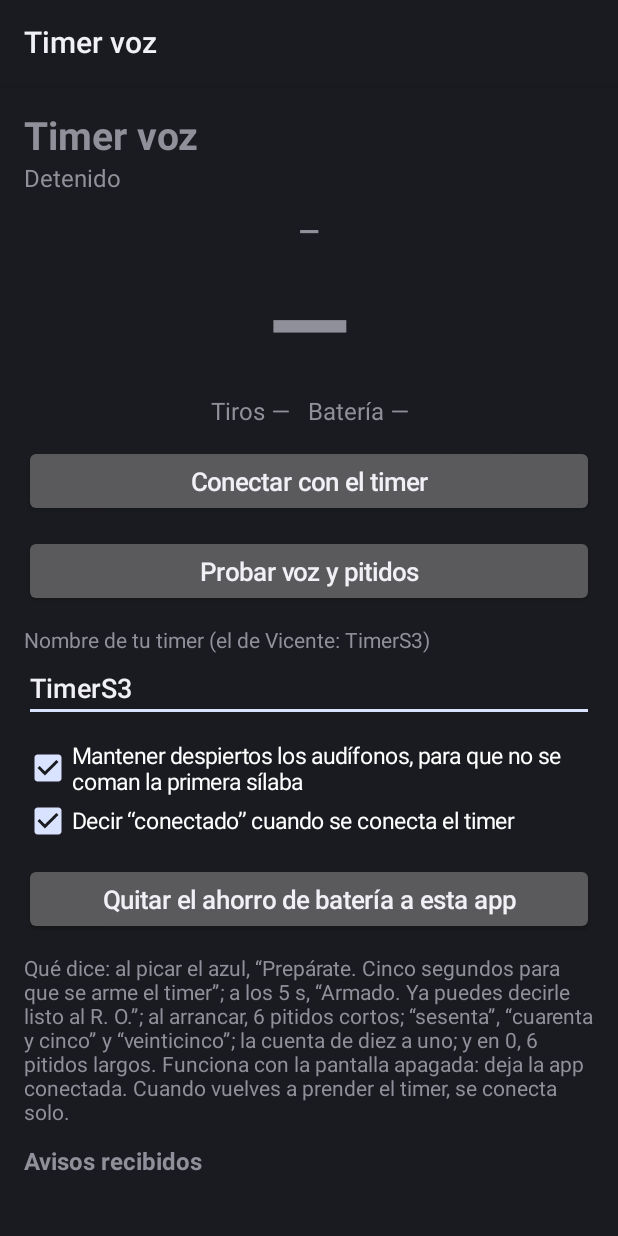
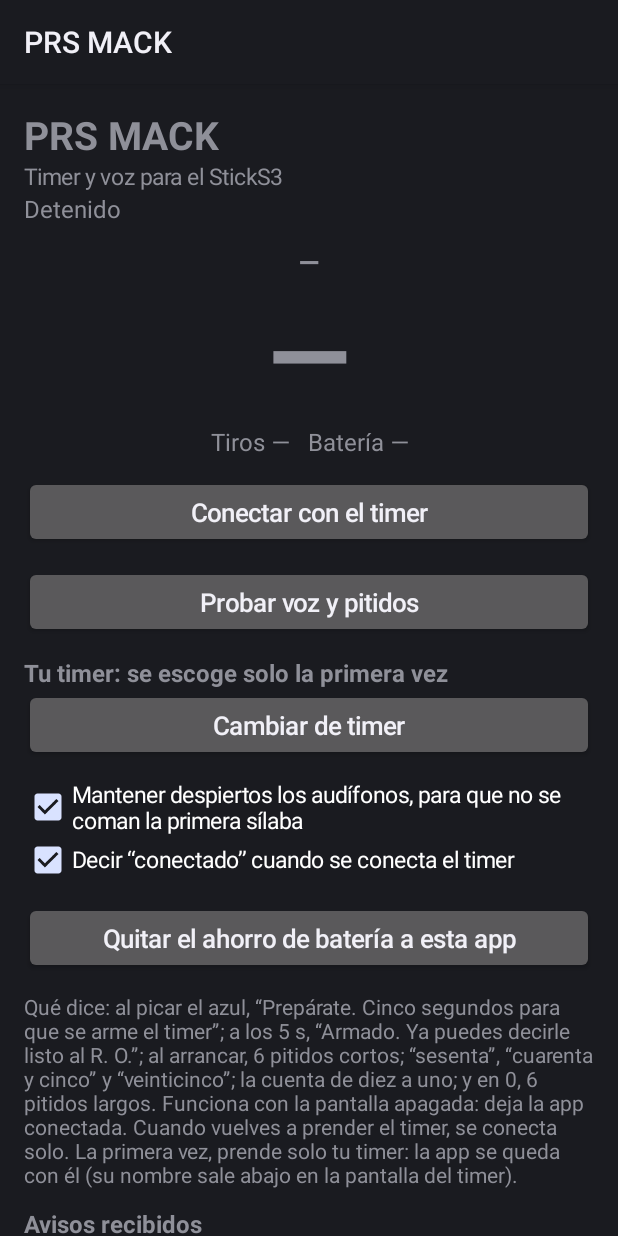
Before and after one commit to vicentemack/timer-voz, an Android app: the screen it shows after launch (MainActivity), on a phone screen of 412 x 824 dp. Run offline under Robolectric (Android 15) with nearby library versions, the phone set to English and light mode, and no system bars.

Commit message:
App PRS MACK 1.1: nombre PRS MACK y se queda con el primer timer que encuentra
Co-Authored-By: Claude Opus 5.5 <noreply@anthropic.com>
Claude-Session: https://claude.ai/code/session_01Uyye5Sn8uJft2jQ2DYdVCp

```diff
--- a/android/app/build.gradle
+++ b/android/app/build.gradle
@@ -10,8 +10,8 @@ android {
         applicationId 'mx.vicentemack.timervoz'
         minSdk 26
         targetSdk 34
-        versionCode 1
-        versionName '1.0'
+        versionCode 2
+        versionName '1.1'
     }
 
     // Firma fija para que cada version nueva se instale encima de la anterior.
--- a/android/app/src/main/AndroidManifest.xml
+++ b/android/app/src/main/AndroidManifest.xml
@@ -14,7 +14,7 @@
     <uses-feature android:name="android.hardware.bluetooth_le" android:required="true" />
 
     <application
-        android:label="Timer voz"
+        android:label="PRS MACK"
         android:icon="@mipmap/ic_launcher"
         android:allowBackup="false"
         android:theme="@android:style/Theme.DeviceDefault">
--- a/android/app/src/main/java/mx/vicentemack/timervoz/MainActivity.java
+++ b/android/app/src/main/java/mx/vicentemack/timervoz/MainActivity.java
@@ -9,14 +9,11 @@ import android.graphics.Typeface;
 import android.os.Build;
 import android.os.Bundle;
 import android.provider.Settings;
-import android.text.Editable;
-import android.text.TextWatcher;
 import android.util.TypedValue;
 import android.view.Gravity;
 import android.view.View;
 import android.widget.Button;
 import android.widget.CheckBox;
-import android.widget.EditText;
 import android.widget.LinearLayout;
 import android.widget.ScrollView;
 import android.widget.TextView;
@@ -27,7 +24,7 @@ import java.util.List;
 /** Pantalla de la app: conectar, probar la voz, ajustes y los avisos que van llegando. */
 public class MainActivity extends Activity {
     private SharedPreferences prefs;
-    private TextView estado, fase, segundos, detalle, bitacora;
+    private TextView estado, fase, segundos, detalle, bitacora, tuTimer;
     private Button conectar;
     private String pendiente;          // lo que se queria hacer antes de pedir permisos
 
@@ -43,7 +40,8 @@ public class MainActivity extends Activity {
         col.setPadding(m, m, m, m);
         marco.addView(col);
 
-        col.addView(texto("Timer voz", 26, true));
+        col.addView(texto("PRS MACK", 26, true));
+        col.addView(texto("Timer y voz para el StickS3", 15, false));
         estado = texto("Detenido", 16, false);
         col.addView(estado);
 
@@ -61,25 +59,9 @@ public class MainActivity extends Activity {
         col.addView(conectar, margen());
         col.addView(boton("Probar voz y pitidos", v -> pedirOIniciar(TimerService.ACCION_PROBAR)), margen());
 
-        col.addView(texto("Nombre de tu timer (el de Vicente: TimerS3)", 14, false), margen());
-        EditText nombre = new EditText(this);
-        nombre.setSingleLine(true);
-        nombre.setText(prefs.getString("nombre", "TimerS3"));
-        nombre.addTextChangedListener(new TextWatcher() {
-            @Override
-            public void beforeTextChanged(CharSequence s, int inicio, int cuantos, int despues) {
-            }
-
-            @Override
-            public void onTextChanged(CharSequence s, int inicio, int antes, int cuantos) {
-            }
-
-            @Override
-            public void afterTextChanged(Editable s) {
-                prefs.edit().putString("nombre", s.toString().trim()).apply();
-            }
-        });
-        col.addView(nombre);
+        tuTimer = texto("", 16, true);
+        col.addView(tuTimer, margen());
+        col.addView(boton("Cambiar de timer", v -> cambiarDeTimer()));
 
         col.addView(casilla("Mantener despiertos los audífonos, para que no se coman la primera sílaba", "despierto"), margen());
         col.addView(casilla("Decir “conectado” cuando se conecta el timer", "decirConectado"));
@@ -89,7 +71,8 @@ public class MainActivity extends Activity {
         col.addView(texto("Qué dice: al picar el azul, “Prepárate. Cinco segundos para que se arme el timer”; "
                 + "a los 5 s, “Armado. Ya puedes decirle listo al R. O.”; al arrancar, 6 pitidos cortos; "
                 + "“sesenta”, “cuarenta y cinco” y “veinticinco”; la cuenta de diez a uno; y en 0, 6 pitidos largos. "
-                + "Funciona con la pantalla apagada: deja la app conectada. Cuando vuelves a prender el timer, se conecta solo.",
+                + "Funciona con la pantalla apagada: deja la app conectada. Cuando vuelves a prender el timer, se conecta solo. "
+                + "La primera vez, prende solo tu timer: la app se queda con él (su nombre sale abajo en la pantalla del timer).",
                 14, false), margen());
 
         col.addView(texto("Avisos recibidos", 16, true), margen());
@@ -118,6 +101,8 @@ public class MainActivity extends Activity {
         segundos.setText(TimerService.segundos);
         detalle.setText("Tiros " + TimerService.tiros + "   Batería " + TimerService.bateria);
         conectar.setText(TimerService.corriendo ? "Detener" : "Conectar con el timer");
+        String n = prefs.getString("nombre", "").trim();
+        tuTimer.setText(n.isEmpty() ? "Tu timer: se escoge solo la primera vez" : "Tu timer: " + n);
         StringBuilder sb = new StringBuilder();
         synchronized (TimerService.bitacora) {
             for (String linea : TimerService.bitacora) sb.append(linea).append('\n');
@@ -188,6 +173,16 @@ public class MainActivity extends Activity {
         startForegroundService(i);
     }
 
+    private void cambiarDeTimer() {
+        prefs.edit().remove("nombre").apply();
+        if (TimerService.corriendo) {
+            Intent i = new Intent(this, TimerService.class);
+            i.setAction(TimerService.ACCION_CAMBIAR);
+            startForegroundService(i);
+        }
+        refrescar();
+    }
+
     private void avisarAjustes() {
         if (!TimerService.corriendo) return;
         Intent i = new Intent(this, TimerService.class);
```
Also changed, not shown: android/app/src/main/java/mx/vicentemack/timervoz/TimerService.java (+18 -5 lines), 1 other file.
